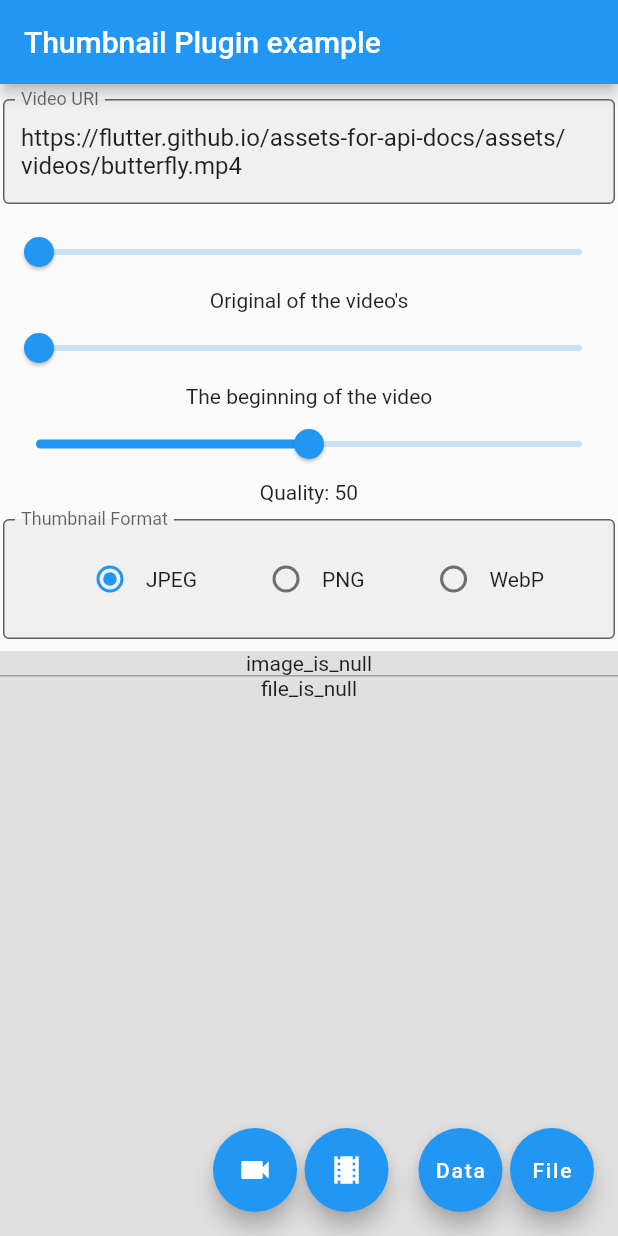
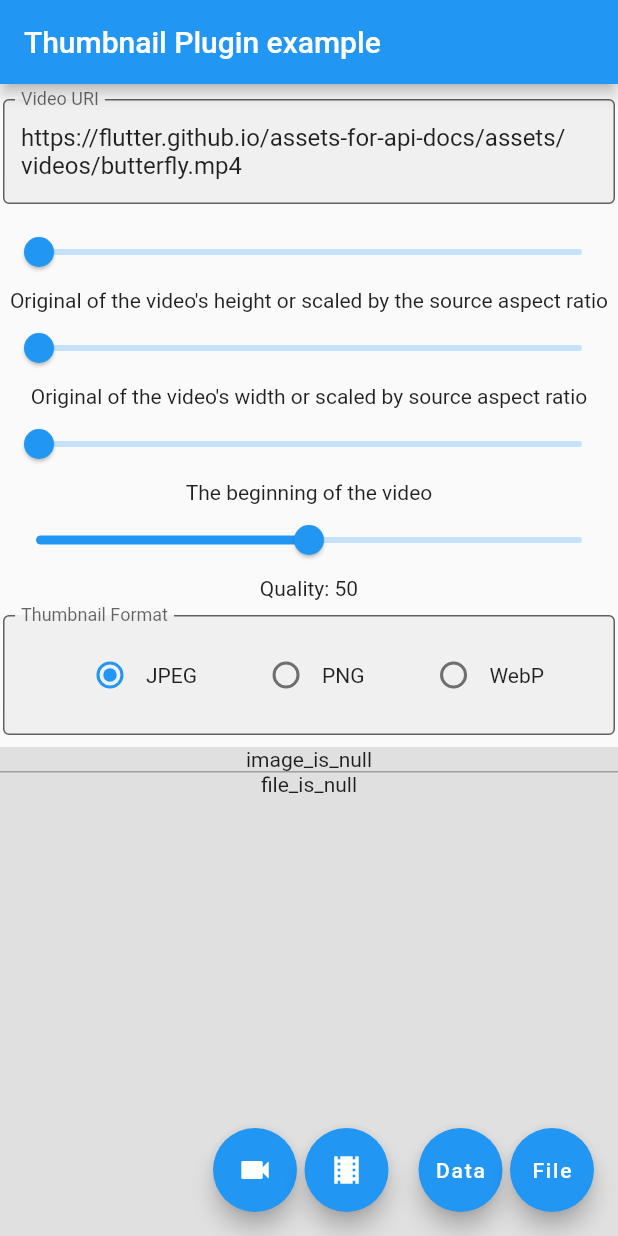
Before and after one commit to justsoft/video_thumbnail, a Flutter app: the screen it shows after launch, after a tap on "Data", on a phone screen of 412 x 824 dp. Run offline on Flutter 3.47's test engine with Material 2 defaults, Android fonts, the phone set to English and light mode, and no system bars; our stand-ins replace image_picker.

Commit message:
Switch maxHeightOrWidth to maxHeight and maxWidth

```diff
--- a/example/lib/main.dart
+++ b/example/lib/main.dart
@@ -23,7 +23,8 @@ class _MyAppState extends State<MyApp> {
           "https://flutter.github.io/assets-for-api-docs/assets/videos/butterfly.mp4");
   ImageFormat _format = ImageFormat.JPEG;
   int _quality = 50;
-  int _size = 0;
+  int _sizeH = 0;
+  int _sizeW = 0;
   int _timeMs = 0;
 
   int _imageDataSize;
@@ -73,19 +74,34 @@ class _MyAppState extends State<MyApp> {
                 ),
               ),
               Slider(
-                value: _size * 1.0,
+                value: _sizeH * 1.0,
                 onChanged: (v) => setState(() {
                   _editNode.unfocus();
-                  _size = v.toInt();
+                  _sizeH = v.toInt();
                 }),
                 max: 512.0,
                 divisions: 256,
-                label: "$_size",
+                label: "$_sizeH",
               ),
               Center(
-                child: (_size == 0)
-                    ? const Text("Original of the video's")
-                    : Text("Max height/width: $_size(px)"),
+                child: (_sizeH == 0)
+                    ? const Text("Original of the video's height or scaled by the source aspect ratio")
+                    : Text("Max height: $_sizeH(px)"),
+              ),
+              Slider(
+                value: _sizeW * 1.0,
+                onChanged: (v) => setState(() {
+                  _editNode.unfocus();
+                  _sizeW = v.toInt();
+                }),
+                max: 512.0,
+                divisions: 256,
+                label: "$_sizeW",
+              ),
+              Center(
+                child: (_sizeW == 0)
+                    ? const Text("Original of the video's width or scaled by source aspect ratio")
+                    : Text("Max width: $_sizeW(px)"),
               ),
               Slider(
                 value: _timeMs * 1.0,
@@ -253,7 +269,8 @@ class _MyAppState extends State<MyApp> {
                   final thumbnail = await VideoThumbnail.thumbnailData(
                       video: _video.text,
                       imageFormat: _format,
-                      maxHeightOrWidth: _size,
+                      maxHeight: _sizeH,
+                      maxWidth: _sizeW,
                       timeMs: _timeMs,
                       quality: _quality);
 
@@ -287,7 +304,8 @@ class _MyAppState extends State<MyApp> {
                       video: _video.text,
                       thumbnailPath: _tempDir,
                       imageFormat: _format,
-                      maxHeightOrWidth: _size,
+                      maxHeight: _sizeH,
+                      maxWidth: _sizeW,
                       timeMs: _timeMs,
                       quality: _quality);
 
--- a/example/pubspec.yaml
+++ b/example/pubspec.yaml
@@ -1,5 +1,6 @@
 name: video_thumbnail_example
 description: Demonstrates how to use the video_thumbnail plugin.
+version: 0.1.7
 publish_to: 'none'
 
 environment:
@@ -17,8 +18,8 @@ dev_dependencies:
   flutter_test:
     sdk: flutter
 
-  image_picker: ^0.6.0+4
-  path_provider: ^1.1.0
+  image_picker: ^0.6.2+3
+  path_provider: ^1.5.1
   video_thumbnail:
     path: ../
 
--- a/lib/video_thumbnail.dart
+++ b/lib/video_thumbnail.dart
@@ -27,7 +27,8 @@ class VideoThumbnail {
       {@required String video,
       String thumbnailPath,
       ImageFormat imageFormat,
-      int maxHeightOrWidth = 0,
+      int maxHeight = 0,
+      int maxWidth = 0,
       int timeMs = 0,
       int quality}) async {
     assert(video != null && video.isNotEmpty);
@@ -35,7 +36,8 @@ class VideoThumbnail {
       'video': video,
       'path': thumbnailPath,
       'format': imageFormat.index,
-      'maxhow': maxHeightOrWidth,
+      'maxh': maxHeight,
+      'maxw': maxWidth,
       'timeMs': timeMs,
       'quality': quality
     };
@@ -49,14 +51,16 @@ class VideoThumbnail {
   static Future<Uint8List> thumbnailData(
       {@required String video,
       ImageFormat imageFormat,
-      int maxHeightOrWidth = 0,
+      int maxHeight= 0,
+      int maxWidth = 0,
       int timeMs = 0,
       int quality}) async {
     assert(video != null && video.isNotEmpty);
     final reqMap = <String, dynamic>{
       'video': video,
       'format': imageFormat.index,
-      'maxhow': maxHeightOrWidth,
+      'maxh': maxHeight,
+      'maxw': maxWidth,
       'timeMs': timeMs,
       'quality': quality
     };
--- a/pubspec.yaml
+++ b/pubspec.yaml
@@ -1,6 +1,6 @@
 name: video_thumbnail
 description: A flutter plugin for creating a thumbnail from a local video file or from a video URL.
-version: 0.1.7
+version: 0.2.0
 author: John Zhong <john138@gmail.com>, Tairs Rzajevs <tairs.rzayevs@chi.lv>
 homepage: https://github.com/justsoft
 repository: https://github.com/justsoft/video_thumbnail
```
Also changed, not shown: example/pubspec.lock, 8 other files.
